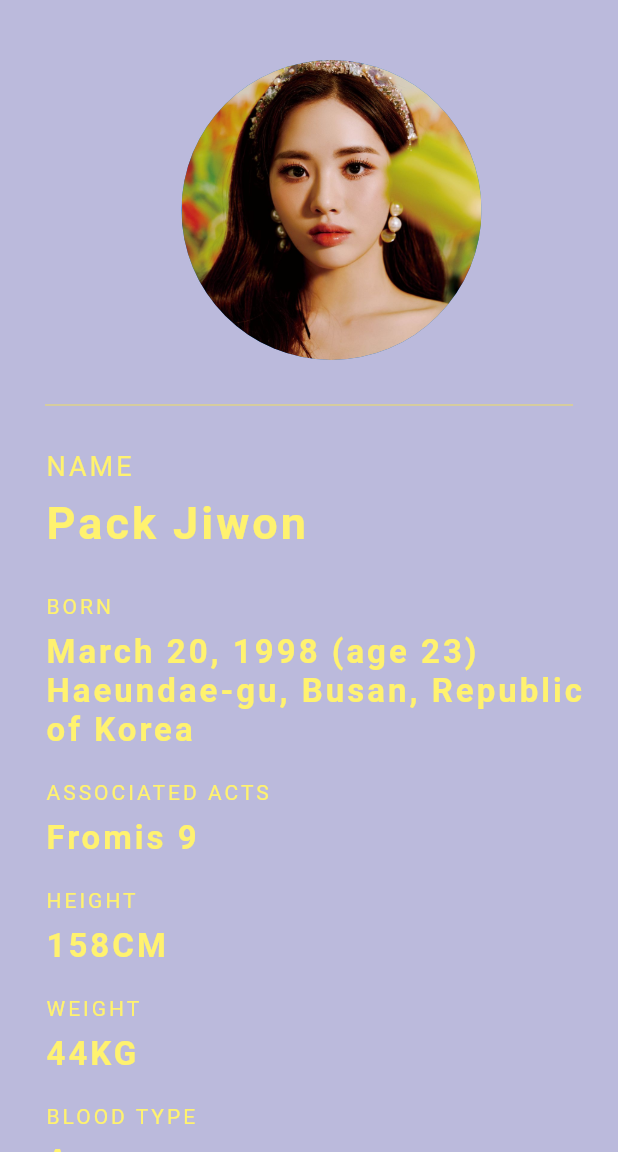
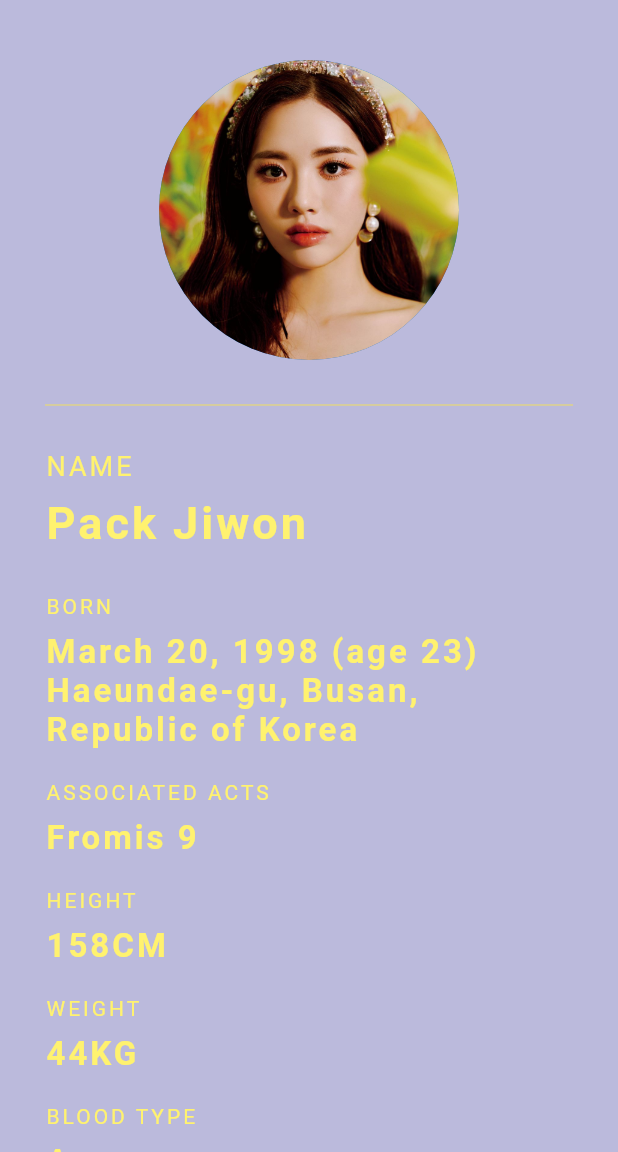
Before and after one commit to Oyatmin/flutter, a Flutter app: the screen it shows after launch, on a phone screen of 412 x 824 dp, the part 84-1236 px from its top. Run offline on Flutter 3.47's test engine with Material 2 defaults, Android fonts, the light colour scheme and no system bars.

Commit message:
Update main.dart

```diff
--- a/lib/main.dart
+++ b/lib/main.dart
@@ -37,7 +37,7 @@ class Grade extends StatelessWidget {
       body: SingleChildScrollView(
         scrollDirection: Axis.vertical,
         child: Padding(
-          padding: const EdgeInsets.fromLTRB(30.0, 40.0, 0.0, 0.0),
+          padding: const EdgeInsets.fromLTRB(30.0, 40.0, 30.0, 0.0),
           child: Column(
             crossAxisAlignment: CrossAxisAlignment.start,
             children: const [
@@ -51,7 +51,6 @@ class Grade extends StatelessWidget {
                 height: 60.0,
                 color: Colors.yellow,
                 thickness: 0.5,
-                endIndent: 30.0,
               ),
               Text(
                 'NAME',
```
